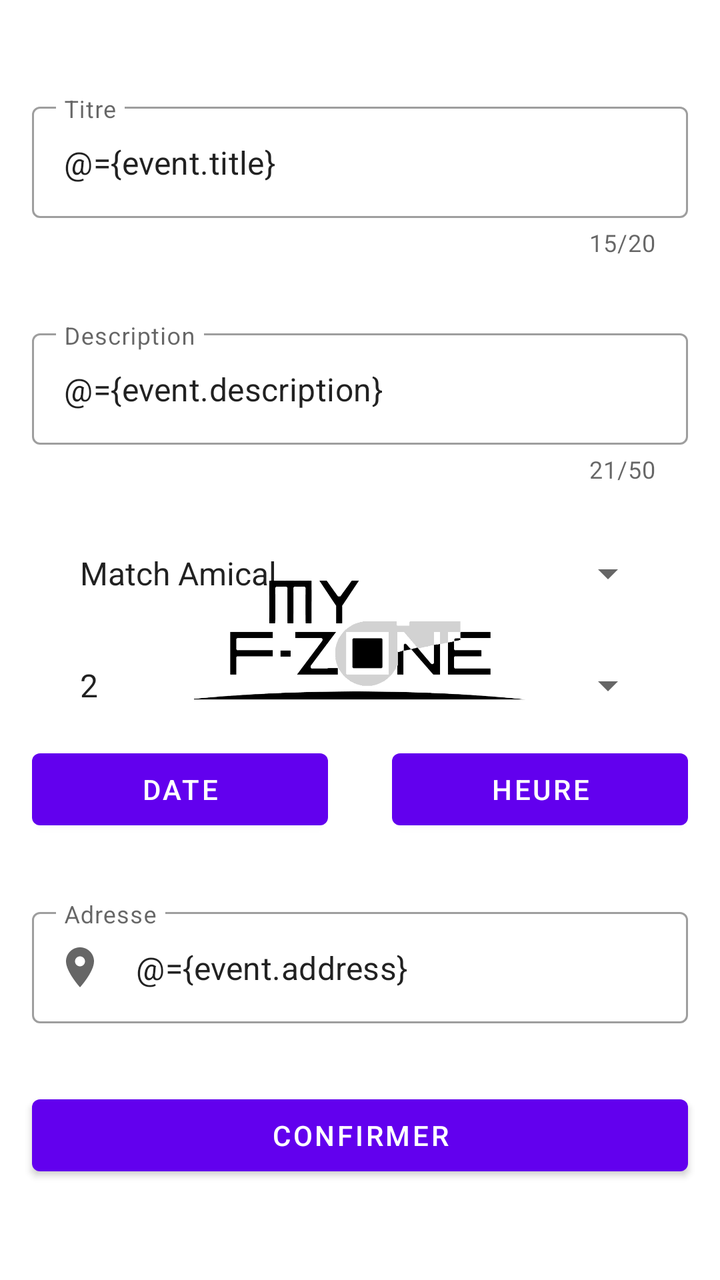
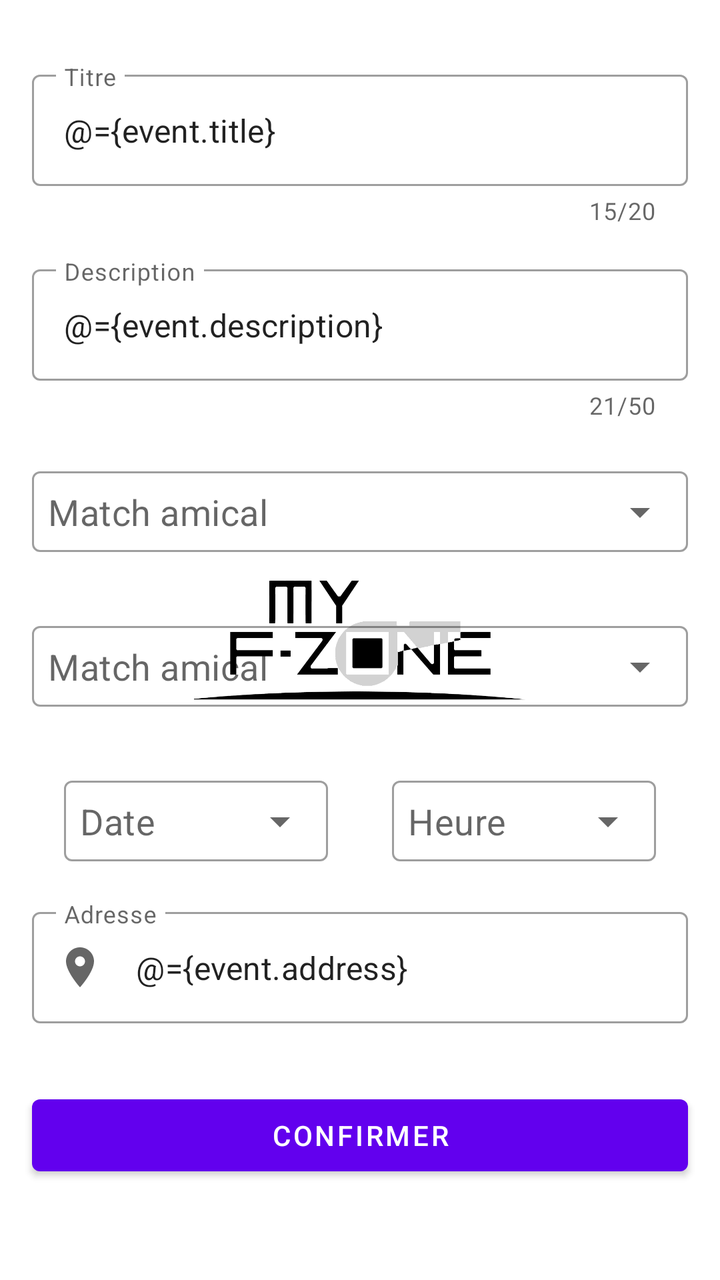

Compare the two renders of this Android layout. The source of the first and the diff that turns it into the second are given below.
<!-- AndroidManifest.xml: application theme SplashScreen -->
<!-- res/layout/fragment_event_creation.xml -->
<?xml version="1.0" encoding="utf-8"?>
<layout xmlns:android="http://schemas.android.com/apk/res/android"
    xmlns:app="http://schemas.android.com/apk/res-auto"
    xmlns:tools="http://schemas.android.com/tools">

    <data>

        <variable
            name="event"
            type="mfz.myfzone_sport.myf_zone.model.event.Event" />
    </data>

    <ScrollView
        android:layout_width="match_parent"
        android:layout_height="match_parent"
        android:layout_marginTop="?android:attr/actionBarSize">

        <LinearLayout
            android:layout_width="match_parent"
            android:layout_height="wrap_content"
            android:orientation="vertical"
            tools:context=".fragments.event.event_creation.EventCreationFragment">

            <ProgressBar
                android:id="@+id/progressBar"
                style="?android:attr/progressBarStyleHorizontal"
                android:layout_width="match_parent"
                android:layout_height="wrap_content"
                android:visibility="invisible" />

            <com.google.android.material.textfield.TextInputLayout
                android:id="@+id/event_create_title_layout"
                style="@style/Widget.MaterialComponents.TextInputLayout.OutlinedBox"
                android:layout_width="match_parent"
                android:layout_height="match_parent"
                android:layout_marginStart="16dp"
                android:layout_marginTop="32dp"
                android:layout_marginEnd="16dp"
                app:counterEnabled="true"
                app:counterMaxLength="20"
                app:endIconMode="clear_text">

                <com.google.android.material.textfield.TextInputEditText
                    android:id="@+id/event_create_title_input"
                    android:layout_width="match_parent"
                    android:layout_height="wrap_content"
                    android:hint="@string/event_title"
                    android:inputType="text"
                    android:text="@={event.title}" />


            </com.google.android.material.textfield.TextInputLayout>

            <com.google.android.material.textfield.TextInputLayout
                android:id="@+id/event_create_desc_layout"
                style="@style/Widget.MaterialComponents.TextInputLayout.OutlinedBox"
                android:layout_width="match_parent"
                android:layout_height="wrap_content"
                android:layout_marginStart="16dp"
                android:layout_marginTop="32dp"
                android:layout_marginEnd="16dp"
                app:counterEnabled="true"
                app:counterMaxLength="50"
                app:endIconMode="clear_text">

                <com.google.android.material.textfield.TextInputEditText
                    android:id="@+id/event_create_desc_input"
                    android:layout_width="match_parent"
                    android:layout_height="wrap_content"
                    android:hint="@string/event_description"
                    android:inputType="text"
                    android:text="@={event.description}" />

            </com.google.android.material.textfield.TextInputLayout>

            <androidx.appcompat.widget.AppCompatSpinner
                android:id="@+id/event_create_typeSpinner"
                android:layout_width="match_parent"
                android:layout_height="wrap_content"
                android:layout_marginStart="32dp"
                android:layout_marginTop="32dp"
                android:layout_marginEnd="32dp"
                android:entries="@array/typeList"
                android:spinnerMode="dialog" />

            <androidx.appcompat.widget.AppCompatSpinner
                android:id="@+id/event_create_teamSpinner"
                android:layout_width="match_parent"
                android:layout_height="wrap_content"
                android:layout_marginStart="32dp"
                android:layout_marginTop="32dp"
                android:layout_marginEnd="32dp"
                android:entries="@array/amicalTeamList"
                android:spinnerMode="dialog" />

            <LinearLayout
                android:layout_width="match_parent"
                android:layout_height="wrap_content"
                android:layout_marginTop="16dp">


                <com.google.android.material.button.MaterialButton
                    android:id="@+id/event_create_day_picker"
                    android:layout_width="wrap_content"
                    android:layout_height="wrap_content"
                    android:layout_marginStart="16dp"
                    android:layout_marginEnd="16dp"
                    android:layout_weight="1"
                    android:text="@string/event_creation_date_btn" />

                <com.google.android.material.button.MaterialButton
                    android:id="@+id/event_create_time_picker"
                    android:layout_width="wrap_content"
                    android:layout_height="wrap_content"
                    android:layout_marginStart="16dp"
                    android:layout_marginEnd="16dp"
                    android:layout_weight="1"
                    android:text="@string/event_creation_time_btn" />

            </LinearLayout>

            <com.google.android.material.textfield.TextInputLayout
                android:id="@+id/event_create_address_layout"
                style="@style/Widget.MaterialComponents.TextInputLayout.OutlinedBox"
                android:layout_width="match_parent"
                android:layout_height="wrap_content"
                android:layout_marginStart="16dp"
                android:layout_marginTop="32dp"
                android:layout_marginEnd="16dp"
                app:startIconDrawable="@drawable/ic_marker">

                <com.google.android.material.textfield.TextInputEditText
                    android:id="@+id/event_create_address_input"
                    android:layout_width="match_parent"
                    android:layout_height="wrap_content"
                    android:focusable="false"
                    android:hint="@string/address_field"
                    android:inputType="none"
                    android:text="@={event.address}" />

            </com.google.android.material.textfield.TextInputLayout>

            <com.google.android.material.button.MaterialButton
                android:id="@+id/event_create_button"
                android:layout_width="match_parent"
                android:layout_height="wrap_content"
                android:layout_marginStart="16dp"
                android:layout_marginTop="32dp"
                android:layout_marginEnd="16dp"
                android:text="@string/confirmation_message" />

        </LinearLayout>

    </ScrollView>
</layout>
<!-- resources referenced by this layout -->
<resources>
  <string-array name="amicalTeamList">
          <item>2</item>
      </string-array>
  <string-array name="typeList">
          <item>Match Amical</item>
          <item>Plateau</item>
          <item>Tournoi</item>
      </string-array>
  <!-- drawable ic_marker (drawable) -->
  <vector xmlns:android="http://schemas.android.com/apk/res/android"
      android:width="24dp"
      android:height="24dp"
      android:tint="#737373"
      android:viewportWidth="24"
      android:viewportHeight="24">
      <path
          android:fillColor="@android:color/white"
          android:pathData="M12,2C8.13,2 5,5.13 5,9c0,5.25 7,13 7,13s7,-7.75 7,-13c0,-3.87 -3.13,-7 -7,-7zM12,11.5c-1.38,0 -2.5,-1.12 -2.5,-2.5s1.12,-2.5 2.5,-2.5 2.5,1.12 2.5,2.5 -1.12,2.5 -2.5,2.5z" />
  </vector>
  <string name="address_field">Adresse</string>
  <string name="confirmation_message">Confirmer</string>
  <string name="event_creation_date_btn">Date</string>
  <string name="event_creation_time_btn">Heure</string>
  <string name="event_description">Description</string>
  <string name="event_title">Titre</string>
  <style name="SplashScreen" parent="Theme.MaterialComponents.Light.NoActionBar">
          <item name="android:windowBackground">@drawable/splash_image</item>
          <item name="android:statusBarColor">@android:color/white</item>
      </style>
  <!-- drawable splash_image (drawable) -->
  <?xml version="1.0" encoding="utf-8"?>
  <layer-list xmlns:android="http://schemas.android.com/apk/res/android">
      <item android:drawable="@android:color/white" />
  
      <item
          android:drawable="@drawable/ic_logo"
          android:gravity="center" />
  
  </layer-list>
  <!-- drawable ic_logo: vector/xml drawable (drawable, 8438 chars, omitted) -->
</resources>

<!-- the commit's change to res/layout/fragment_event_creation.xml (unified diff, before → after) -->
@@ -34,7 +34,7 @@
                 android:layout_width="match_parent"
                 android:layout_height="match_parent"
                 android:layout_marginStart="16dp"
-                android:layout_marginTop="32dp"
+                android:layout_marginTop="16dp"
                 android:layout_marginEnd="16dp"
                 app:counterEnabled="true"
                 app:counterMaxLength="20"
@@ -57,8 +57,8 @@
                 android:layout_width="match_parent"
                 android:layout_height="wrap_content"
                 android:layout_marginStart="16dp"
-                android:layout_marginTop="32dp"
-                android:layout_marginEnd="16dp"
+                android:layout_marginEnd="16dp"
+                android:layout_marginTop="16dp"
                 app:counterEnabled="true"
                 app:counterMaxLength="50"
                 app:endIconMode="clear_text">
@@ -73,49 +73,110 @@
 
             </com.google.android.material.textfield.TextInputLayout>
 
-            <androidx.appcompat.widget.AppCompatSpinner
-                android:id="@+id/event_create_typeSpinner"
-                android:layout_width="match_parent"
-                android:layout_height="wrap_content"
-                android:layout_marginStart="32dp"
-                android:layout_marginTop="32dp"
-                android:layout_marginEnd="32dp"
-                android:entries="@array/typeList"
-                android:spinnerMode="dialog" />
-
-            <androidx.appcompat.widget.AppCompatSpinner
-                android:id="@+id/event_create_teamSpinner"
-                android:layout_width="match_parent"
-                android:layout_height="wrap_content"
-                android:layout_marginStart="32dp"
-                android:layout_marginTop="32dp"
-                android:layout_marginEnd="32dp"
-                android:entries="@array/amicalTeamList"
-                android:spinnerMode="dialog" />
+            <com.google.android.material.textfield.TextInputLayout
+                android:id="@+id/eventCreateTypeLayout"
+                style="@style/Widget.MaterialComponents.TextInputLayout.OutlinedBox.ExposedDropdownMenu"
+                android:layout_width="match_parent"
+                android:layout_height="wrap_content"
+                android:layout_marginStart="16dp"
+                android:layout_marginTop="16dp"
+                android:layout_marginEnd="16dp">
+
+                <androidx.appcompat.widget.AppCompatSpinner
+                    android:id="@+id/event_create_typeSpinner"
+                    android:layout_width="0dp"
+                    android:layout_height="0dp"
+                    android:entries="@array/typeList"
+                    android:spinnerMode="dialog"
+                    android:visibility="invisible" />
+
+                <com.google.android.material.textfield.MaterialAutoCompleteTextView
+                    android:id="@+id/eventCreateTypeInput"
+                    style="@style/TextAppearance.AppCompat.Medium"
+                    android:layout_width="match_parent"
+                    android:layout_height="wrap_content"
+                    android:inputType="none"
+                    android:padding="8dp"
+                    android:text="@string/friendly_event" />
+
+            </com.google.android.material.textfield.TextInputLayout>
+
+            <com.google.android.material.textfield.TextInputLayout
+                android:id="@+id/eventCreateTeamLayout"
+                style="@style/Widget.MaterialComponents.TextInputLayout.OutlinedBox.ExposedDropdownMenu"
+                android:layout_width="match_parent"
+                android:layout_height="wrap_content"
+                android:layout_marginStart="16dp"
+                android:layout_marginTop="24dp"
+                android:layout_marginEnd="16dp">
+
+                <androidx.appcompat.widget.AppCompatSpinner
+                    android:id="@+id/event_create_teamSpinner"
+                    android:layout_width="0dp"
+                    android:layout_height="0dp"
+                    android:entries="@array/amicalTeamList"
+                    android:spinnerMode="dialog"
+                    android:visibility="invisible" />
+
+                <com.google.android.material.textfield.MaterialAutoCompleteTextView
+                    android:id="@+id/eventCreateTeamInput"
+                    style="@style/TextAppearance.AppCompat.Medium"
+                    android:layout_width="match_parent"
+                    android:layout_height="wrap_content"
+                    android:inputType="none"
+                    android:padding="8dp"
+                    android:text="@string/friendly_event" />
+
+            </com.google.android.material.textfield.TextInputLayout>
 
             <LinearLayout
                 android:layout_width="match_parent"
                 android:layout_height="wrap_content"
-                android:layout_marginTop="16dp">
-
-
-                <com.google.android.material.button.MaterialButton
-                    android:id="@+id/event_create_day_picker"
-                    android:layout_width="wrap_content"
+                android:layout_marginStart="16dp"
+                android:layout_marginTop="24dp"
+                android:layout_marginEnd="16dp"
+                android:baselineAligned="false"
+                android:orientation="horizontal">
+
+                <com.google.android.material.textfield.TextInputLayout
+                    android:id="@+id/eventCreateDateLayout"
+                    style="@style/Widget.MaterialComponents.TextInputLayout.OutlinedBox.ExposedDropdownMenu"
+                    android:layout_width="match_parent"
                     android:layout_height="wrap_content"
                     android:layout_marginStart="16dp"
                     android:layout_marginEnd="16dp"
-                    android:layout_weight="1"
-                    android:text="@string/event_creation_date_btn" />
-
-                <com.google.android.material.button.MaterialButton
-                    android:id="@+id/event_create_time_picker"
-                    android:layout_width="wrap_content"
+                    android:layout_weight="1">
+
+                    <com.google.android.material.textfield.MaterialAutoCompleteTextView
+                        android:id="@+id/event_create_day_picker"
+                        style="@style/TextAppearance.AppCompat.Medium"
+                        android:layout_width="match_parent"
+                        android:layout_height="wrap_content"
+                        android:inputType="none"
+                        android:padding="8dp"
+                        android:text="@string/event_creation_date_btn" />
+
+                </com.google.android.material.textfield.TextInputLayout>
+
+                <com.google.android.material.textfield.TextInputLayout
+                    android:id="@+id/eventCreateTimeLayout"
+                    style="@style/Widget.MaterialComponents.TextInputLayout.OutlinedBox.ExposedDropdownMenu"
+                    android:layout_width="match_parent"
                     android:layout_height="wrap_content"
                     android:layout_marginStart="16dp"
                     android:layout_marginEnd="16dp"
-                    android:layout_weight="1"
-                    android:text="@string/event_creation_time_btn" />
+                    android:layout_weight="1">
+
+                    <com.google.android.material.textfield.MaterialAutoCompleteTextView
+                        android:id="@+id/event_create_time_picker"
+                        style="@style/TextAppearance.AppCompat.Medium"
+                        android:layout_width="match_parent"
+                        android:layout_height="wrap_content"
+                        android:inputType="none"
+                        android:padding="8dp"
+                        android:text="@string/event_creation_time_btn" />
+
+                </com.google.android.material.textfield.TextInputLayout>
 
             </LinearLayout>
 
@@ -125,7 +186,7 @@
                 android:layout_width="match_parent"
                 android:layout_height="wrap_content"
                 android:layout_marginStart="16dp"
-                android:layout_marginTop="32dp"
+                android:layout_marginTop="16dp"
                 android:layout_marginEnd="16dp"
                 app:startIconDrawable="@drawable/ic_marker">
 
<!-- resource entries referenced after the edit -->
@@ -25,6 +25,7 @@
   <string name="event_creation_time_btn">Heure</string>
   <string name="event_description">Description</string>
   <string name="event_title">Titre</string>
+  <string name="friendly_event">Match amical</string>
   <style name="SplashScreen" parent="Theme.MaterialComponents.Light.NoActionBar">
           <item name="android:windowBackground">@drawable/splash_image</item>
           <item name="android:statusBarColor">@android:color/white</item>
